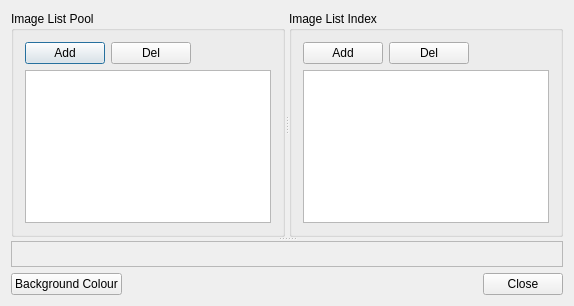
gyongchae/MediaEditor, file kvmrt2_media_editor/imagelistpool.ui: the form before one commit.
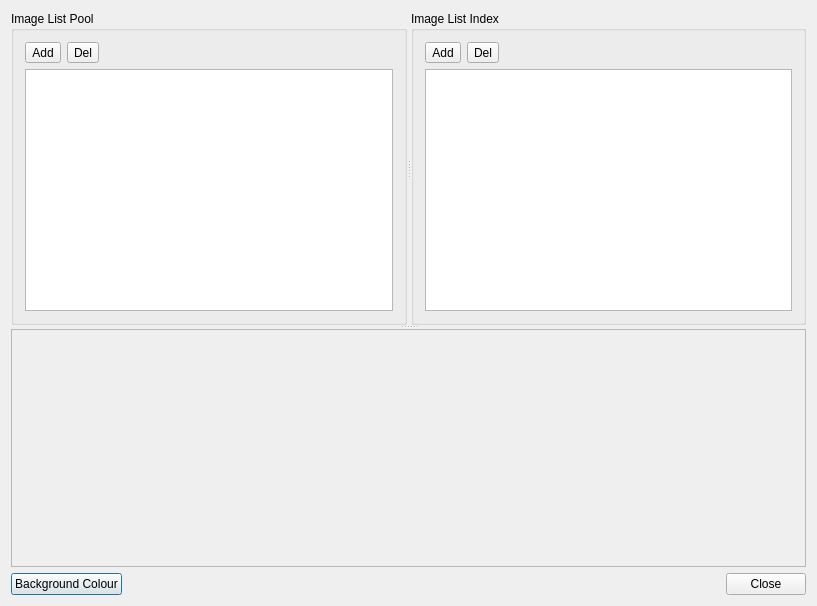
The form after the commit.

What changed in the file:
```diff
--- a/kvmrt2_media_editor/imagelistpool.ui
+++ b/kvmrt2_media_editor/imagelistpool.ui
@@ -6,14 +6,14 @@
    <rect>
     <x>0</x>
     <y>0</y>
-    <width>574</width>
-    <height>306</height>
+    <width>817</width>
+    <height>606</height>
    </rect>
   </property>
   <property name="windowTitle">
    <string>Image List</string>
   </property>
-  <layout class="QVBoxLayout" name="verticalLayout_3" stretch="1,0">
+  <layout class="QVBoxLayout" name="verticalLayout_3" stretch="0,0">
    <item>
     <widget class="QSplitter" name="splitter_2">
      <property name="orientation">
@@ -33,14 +33,14 @@
           <item>
            <layout class="QHBoxLayout" name="horizontalLayout_2">
             <item>
-             <widget class="QPushButton" name="btnAddImgListPool">
+             <widget class="QToolButton" name="btnAddImgListPool">
               <property name="text">
                <string>Add</string>
               </property>
              </widget>
             </item>
             <item>
-             <widget class="QPushButton" name="btnDelImgListPool">
+             <widget class="QToolButton" name="btnDelImgListPool">
               <property name="text">
                <string>Del</string>
               </property>
@@ -85,14 +85,14 @@
           <item>
            <layout class="QHBoxLayout" name="horizontalLayout_3">
             <item>
-             <widget class="QPushButton" name="btnAddImgIndex">
+             <widget class="QToolButton" name="btnAddImgIndex">
               <property name="text">
                <string>Add</string>
               </property>
              </widget>
             </item>
             <item>
-             <widget class="QPushButton" name="btnDelImgIndex">
+             <widget class="QToolButton" name="btnDelImgIndex">
               <property name="text">
                <string>Del</string>
               </property>
@@ -129,6 +129,12 @@
       </widget>
      </widget>
      <widget class="QFrame" name="frame">
+      <property name="minimumSize">
+       <size>
+        <width>0</width>
+        <height>200</height>
+       </size>
+      </property>
       <property name="frameShape">
        <enum>QFrame::StyledPanel</enum>
       </property>
```
Left out of the diff: 3 changed lines with no effect on the pictures.
